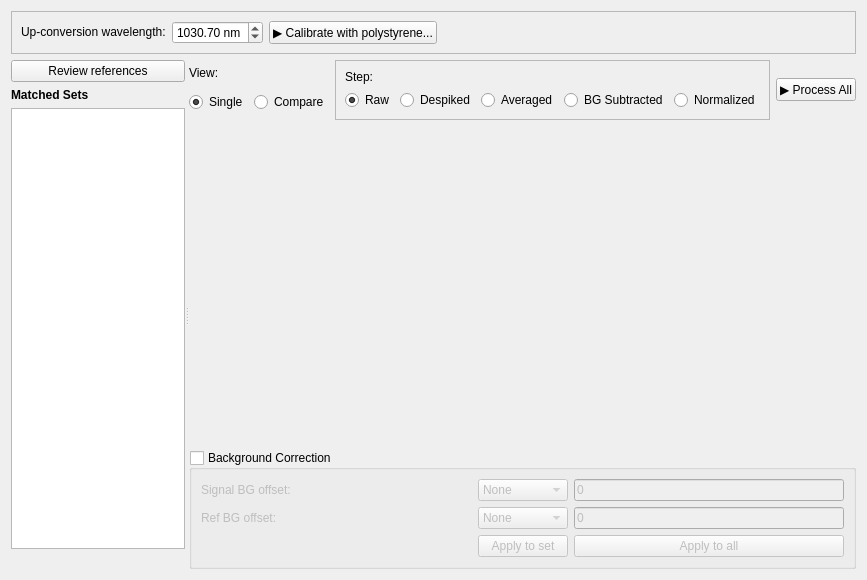
First picture: the form in src/sfg_app2/app/ui/process_review_tab.ui, repository silanglois/SFG-App, before the edit.
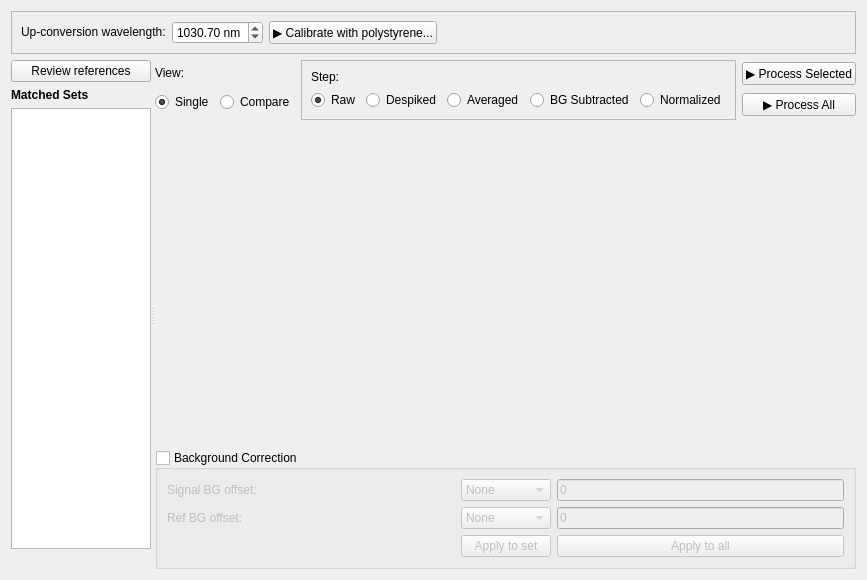
Second picture: the form after the edit.

Commit message: now only process selected sets (or all)

What changed in the file:
```diff
--- a/src/sfg_app2/app/ui/process_review_tab.ui
+++ b/src/sfg_app2/app/ui/process_review_tab.ui
@@ -261,11 +261,22 @@
           </spacer>
          </item>
          <item>
+          <layout class="QVBoxLayout" name="verticalLayout_6">
+           <item>
+            <widget class="QPushButton" name="processSelectedButton">
+             <property name="text">
+              <string>▶ Process Selected</string>
+             </property>
+            </widget>
+           </item>
+           <item>
           <widget class="QPushButton" name="processAllButton">
            <property name="text">
             <string>▶ Process All</string>
            </property>
           </widget>
+           </item>
+          </layout>
          </item>
         </layout>
        </item>
```
Lines whose indentation alone changed are shown as unchanged. The commit also changes 4 other files.
